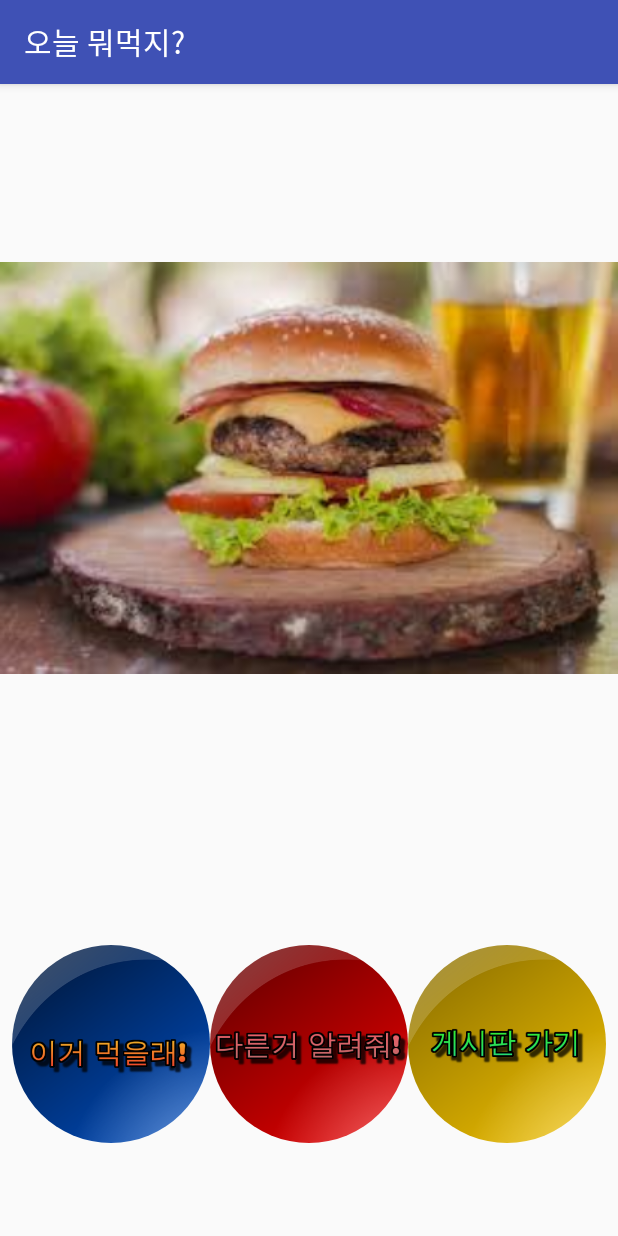
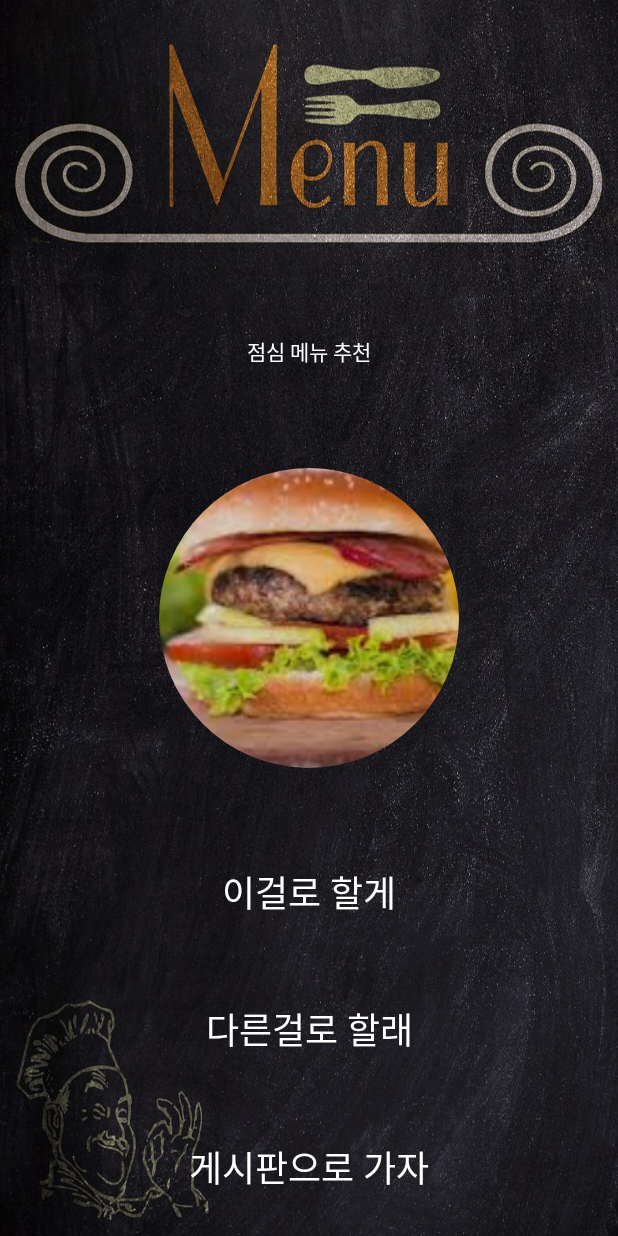
Before and after one commit to aksmfdl95/WhatAreYouEatingToday-master, an Android app: the LunchActivity screen opened directly, with no data from a screen before it, on a phone screen of 412 x 824 dp. Run offline under Robolectric (Android 15) with nearby library versions, the phone set to English and light mode, and no system bars; our stand-ins replace CircleImageView.

Commit message:
first commit

```diff
--- a/app/src/main/java/com/hnsky/whatareyoueatingtoday/BordActivity.java
+++ b/app/src/main/java/com/hnsky/whatareyoueatingtoday/BordActivity.java
@@ -21,6 +21,7 @@ public class BordActivity extends AppCompatActivity {
 
         // Initializing the TabLayout
         tabLayout =findViewById(R.id.tabLayout);
+
         tabLayout.addTab(tabLayout.newTab().setText("공지사항"));
         tabLayout.addTab(tabLayout.newTab().setText("게시판"));
         tabLayout.addTab(tabLayout.newTab().setText("사용자의 소리"));
--- a/app/src/main/java/com/hnsky/whatareyoueatingtoday/BreakfastActivity.java
+++ b/app/src/main/java/com/hnsky/whatareyoueatingtoday/BreakfastActivity.java
@@ -9,9 +9,11 @@ import android.widget.ImageView;
 
 import java.util.Random;
 
+import de.hdodenhof.circleimageview.CircleImageView;
+
 public class BreakfastActivity extends AppCompatActivity {
 
-    ImageView iv;
+    CircleImageView iv;
     Random rnd= new Random();
     int count = rnd.nextInt(9);
 
--- a/app/src/main/java/com/hnsky/whatareyoueatingtoday/DinnerActivity.java
+++ b/app/src/main/java/com/hnsky/whatareyoueatingtoday/DinnerActivity.java
@@ -8,9 +8,11 @@ import android.widget.ImageView;
 
 import java.util.Random;
 
+import de.hdodenhof.circleimageview.CircleImageView;
+
 public class DinnerActivity extends AppCompatActivity {
 
-    ImageView iv;
+    CircleImageView iv;
     Random rnd= new Random();
     int count = rnd.nextInt(5);
 
--- a/app/src/main/java/com/hnsky/whatareyoueatingtoday/IntroActivity.java
+++ b/app/src/main/java/com/hnsky/whatareyoueatingtoday/IntroActivity.java
@@ -36,7 +36,7 @@ public class IntroActivity extends AppCompatActivity {
         ActionBar actionBar= getSupportActionBar();
         actionBar.hide();
 
-        //3초후 인트로 화면 끝내기
+        //2.5초후 인트로 화면 끝내기
         Handler handler= new Handler();
         handler.postDelayed(new Runnable() {
             @Override
--- a/app/src/main/java/com/hnsky/whatareyoueatingtoday/LunchActivity.java
+++ b/app/src/main/java/com/hnsky/whatareyoueatingtoday/LunchActivity.java
@@ -8,9 +8,11 @@ import android.widget.ImageView;
 
 import java.util.Random;
 
+import de.hdodenhof.circleimageview.CircleImageView;
+
 public class LunchActivity extends AppCompatActivity {
 
-    ImageView iv;
+    CircleImageView iv;
     Random rnd= new Random();
     int count = rnd.nextInt(5);
 
@@ -28,8 +30,6 @@ public class LunchActivity extends AppCompatActivity {
     }
 
     public void clickChange(View v){
-        //클릭하면 랜덤한 음식이미지로 바꾼다.
-        //이미지 배열에 이미지들을 저장하고 클릭할때마다 랜덤하게 이미지를 바꾼다.
 
         Random rnd= new Random();
         int count = rnd.nextInt(5);
--- a/app/src/main/java/com/hnsky/whatareyoueatingtoday/TabFragment1.java
+++ b/app/src/main/java/com/hnsky/whatareyoueatingtoday/TabFragment1.java
@@ -11,9 +11,11 @@ import android.widget.ListView;
 
 public class TabFragment1 extends Fragment {
 
+
     @Nullable
     @Override
     public View onCreateView(@NonNull LayoutInflater inflater, @Nullable ViewGroup container, @Nullable Bundle savedInstanceState) {
         return inflater.inflate(R.layout.tab_fragment_1,container,false);
+
     }
 }
--- a/app/src/main/res/layout/activity_lunch.xml
+++ b/app/src/main/res/layout/activity_lunch.xml
@@ -6,54 +6,68 @@
     android:layout_height="match_parent"
     android:orientation="vertical"
     android:weightSum="3"
+    android:background="@drawable/foodbackimg"
     tools:context=".LunchActivity">
 
     <RelativeLayout
         android:layout_width="match_parent"
-        android:layout_height="match_parent"
+        android:layout_height="0dp"
+        android:orientation="vertical"
         android:layout_weight="1">
-
-        <ImageView
-            android:id="@+id/iv_food"
-            android:layout_width="match_parent"
-            android:layout_height="match_parent" />
+        <TextView
+            android:layout_width="wrap_content"
+            android:layout_height="wrap_content"
+            android:text="@string/test2"
+            android:textColor="#ffffff"
+            android:layout_alignParentBottom="true"
+            android:layout_centerInParent="true"
+            android:layout_marginBottom="30dp"/>
     </RelativeLayout>
 
-    <RelativeLayout
+    <de.hdodenhof.circleimageview.CircleImageView
+        android:id="@+id/iv_food"
+        android:layout_width="200dp"
+        android:layout_height="0dp"
+        android:layout_weight="1"
+        android:src="@drawable/lunch_food_01"
+        android:layout_gravity="center"/>
+
+    <LinearLayout
+        android:layout_weight="1"
         android:layout_width="match_parent"
-        android:layout_height="match_parent"
-        android:layout_weight="2">
+        android:layout_height="0dp"
+        android:weightSum="3"
+        android:orientation="vertical">
 
-        <LinearLayout
+        <TextView
+            android:layout_weight="1"
             android:layout_width="match_parent"
-            android:layout_height="match_parent"
-            android:orientation="horizontal"
-            android:weightSum="3"
-            android:padding="8dp">
+            android:layout_height="0dp"
+            android:textColor="#ffffff"
+            android:textSize="24sp"
+            android:gravity="center"
+            android:text="@string/thisis"
+            android:onClick="clickThis"/>
+        <TextView
+            android:layout_weight="1"
+            android:layout_width="match_parent"
+            android:layout_height="0dp"
+            android:textColor="#ffffff"
+            android:textSize="24sp"
+            android:gravity="center"
+            android:text="@string/RePlay"
+            android:onClick="clickChange"/>
+        <TextView
+            android:layout_weight="1"
+            android:layout_width="match_parent"
+            android:layout_height="0dp"
+            android:textColor="#ffffff"
+            android:textSize="24sp"
+            android:gravity="center"
+            android:text="@string/BordGo"
+            android:onClick="clickBord"/>
 
-            <de.hdodenhof.circleimageview.CircleImageView
-                android:layout_width="match_parent"
-                android:layout_height="match_parent"
-                android:layout_weight="1"
-                android:src="@drawable/bluebuttonm"
-                android:onClick="clickThis"/>
 
-            <de.hdodenhof.circleimageview.CircleImageView
-                android:layout_width="match_parent"
-                android:layout_height="match_parent"
-                android:layout_weight="1"
-                android:src="@drawable/redbutton"
-                android:onClick="clickChange"/>
-
-            <de.hdodenhof.circleimageview.CircleImageView
-                android:layout_width="match_parent"
-                android:layout_height="match_parent"
-                android:layout_weight="1"
-                android:src="@drawable/yellowbutton"
-                android:onClick="clickBord"/>
-
-        </LinearLayout>
-
-    </RelativeLayout>
+    </LinearLayout>
 
 </LinearLayout>
--- a/app/src/main/res/values/strings.xml
+++ b/app/src/main/res/values/strings.xml
@@ -1,4 +1,11 @@
 <resources>
     <string name="app_name">오늘 뭐먹지?</string>
     <string name="str_done">완료</string>
+    <string name="test1">아침 메뉴 추천</string>
+    <string name="test2">점심 메뉴 추천</string>
+    <string name="test3">저녁 메뉴 추천</string>
+    <string name="thisis">이걸로 할게</string>
+    <string name="RePlay">다른걸로 할래</string>
+    <string name="BordGo">게시판으로 가자</string>
+
 </resources>
```
Also changed, not shown: app/src/main/AndroidManifest.xml (+26 -19 lines), app/src/main/java/com/hnsky/whatareyoueatingtoday/MainActivity.java (+7 -7 lines), app/src/main/java/com/hnsky/whatareyoueatingtoday/TabPagerAdapter.java (+4 -6 lines), app/src/main/res/layout/activity_breakfast.xml (+51 -38 lines), app/src/main/res/layout/activity_dinner.xml (+52 -38 lines), app/src/main/res/layout/activity_main.xml (+39 -24 lines), app/src/main/res/layout/tab_fragment_1.xml (+8 -1 lines), app/src/main/res/drawable/backimg.jpg (added), app/src/main/res/drawable/foodbackimg.jpg (added).
